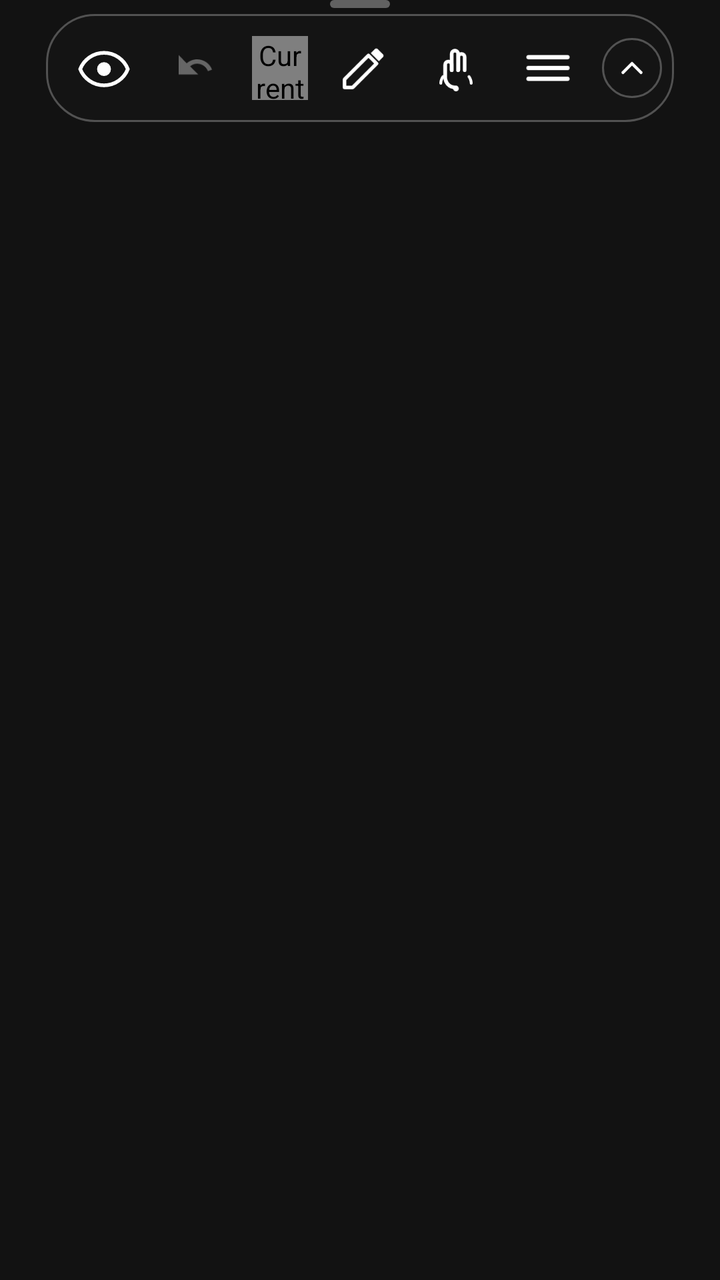
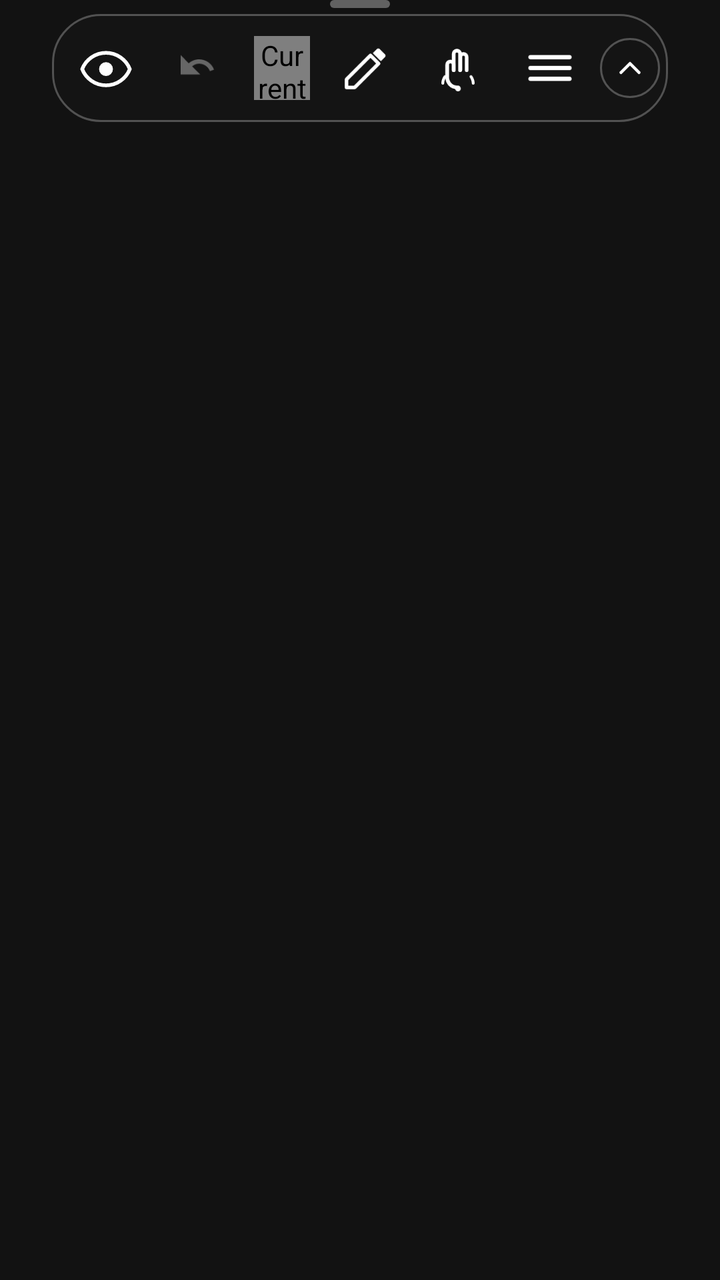

Two renders of the same Android screen: before a commit and after it. Below are the layout's source before the change and the commit's diff.
<!-- AndroidManifest.xml: application theme Theme.DrawAnywhere -->
<!-- res/layout/overlay_toolbar_horizontal.xml -->
<?xml version="1.0" encoding="utf-8"?>
<LinearLayout
    xmlns:android="http://schemas.android.com/apk/res/android"
    android:layout_width="wrap_content"
    android:layout_height="wrap_content"
    android:orientation="vertical"
    android:gravity="center_horizontal">

    
    <View
        android:layout_width="30dp"
        android:layout_height="4dp"
        android:background="@drawable/bg_grip_handle"
        android:layout_marginBottom="3dp" />

    <LinearLayout
        android:id="@+id/toolbar_content_row"
        android:layout_width="wrap_content"
        android:layout_height="wrap_content"
        android:orientation="horizontal"
        android:gravity="center_vertical"
        android:background="@drawable/bg_toolbar"
        android:paddingStart="6dp"
        android:paddingEnd="6dp"
        android:paddingTop="4dp"
        android:paddingBottom="4dp"
        android:elevation="8dp">

        <ImageView
            android:id="@+id/btn_hide"
            android:layout_width="46dp"
            android:layout_height="46dp"
            android:padding="10dp"
            android:src="@drawable/ic_eye"
            android:tint="@color/toolbar_icon_default"
            android:scaleType="fitCenter"
            android:background="@android:color/transparent"
            android:clickable="true"
            android:focusable="true"
            android:contentDescription="@string/cd_btn_hide" />

        <ImageView
            android:id="@+id/btn_undo"
            android:layout_width="46dp"
            android:layout_height="46dp"
            android:padding="10dp"
            android:src="@drawable/ic_undo"
            android:tint="@color/toolbar_icon_default"
            android:scaleType="fitCenter"
            android:background="@android:color/transparent"
            android:clickable="true"
            android:focusable="true"
            android:alpha="0.35"
            android:enabled="false"
            android:contentDescription="@string/cd_btn_undo" />

        <com.drawanywhere.app.ColorDropView
            android:id="@+id/view_color_dot"
            android:layout_width="28dp"
            android:layout_height="32dp"
            android:layout_marginStart="5dp"
            android:layout_marginEnd="5dp"
            android:clickable="true"
            android:focusable="true"
            android:contentDescription="@string/cd_color_dot" />

        <ImageView
            android:id="@+id/btn_tools"
            android:layout_width="46dp"
            android:layout_height="46dp"
            android:padding="10dp"
            android:src="@drawable/ic_pen"
            android:tint="@color/toolbar_icon_default"
            android:scaleType="fitCenter"
            android:background="@android:color/transparent"
            android:clickable="true"
            android:focusable="true"
            android:contentDescription="@string/cd_btn_tools" />

        <ImageView
            android:id="@+id/btn_finger"
            android:layout_width="46dp"
            android:layout_height="46dp"
            android:padding="10dp"
            android:src="@drawable/ic_finger"
            android:tint="@color/toolbar_icon_default"
            android:scaleType="fitCenter"
            android:background="@android:color/transparent"
            android:clickable="true"
            android:focusable="true"
            android:contentDescription="@string/cd_btn_finger" />

        <ImageView
            android:id="@+id/btn_settings"
            android:layout_width="46dp"
            android:layout_height="46dp"
            android:padding="10dp"
            android:src="@drawable/ic_settings"
            android:tint="@color/toolbar_icon_default"
            android:scaleType="fitCenter"
            android:background="@android:color/transparent"
            android:clickable="true"
            android:focusable="true"
            android:contentDescription="@string/cd_btn_settings" />

        
        <FrameLayout
            android:layout_width="30dp"
            android:layout_height="30dp"
            android:layout_marginStart="4dp"
            android:background="@drawable/bg_collapse_pill">
            <ImageView
                android:id="@+id/btn_collapse_arrow"
                android:layout_width="match_parent"
                android:layout_height="match_parent"
                android:padding="6dp"
                android:src="@drawable/ic_chevron_up"
                android:tint="@color/toolbar_icon_default"
                android:scaleType="fitCenter"
                android:clickable="true"
                android:focusable="true"
                android:contentDescription="@string/cd_btn_collapse" />
        </FrameLayout>

    </LinearLayout>

</LinearLayout>
<!-- resources referenced by this layout -->
<resources>
  <color name="toolbar_icon_default">#FFFFFFFF</color>
  <!-- drawable bg_collapse_pill (drawable) -->
  <?xml version="1.0" encoding="utf-8"?>
  <shape xmlns:android="http://schemas.android.com/apk/res/android"
      android:shape="oval">
      <solid android:color="@color/toolbar_bg" />
      <stroke
          android:width="1dp"
          android:color="@color/toolbar_divider" />
  </shape>
  <!-- drawable bg_grip_handle (drawable) -->
  <?xml version="1.0" encoding="utf-8"?>
  <shape xmlns:android="http://schemas.android.com/apk/res/android"
      android:shape="rectangle">
      <solid android:color="#55FFFFFF" />
      <corners android:radius="3dp" />
  </shape>
  <!-- drawable bg_toolbar (drawable) -->
  <?xml version="1.0" encoding="utf-8"?>
  <shape xmlns:android="http://schemas.android.com/apk/res/android"
      android:shape="rectangle">
  
      <solid android:color="@color/toolbar_bg" />
  
      <corners android:radius="24dp" />
  
      <stroke
          android:width="1dp"
          android:color="@color/toolbar_divider" />
  
  </shape>
  <!-- drawable ic_chevron_up (drawable) -->
  <?xml version="1.0" encoding="utf-8"?>
  <vector xmlns:android="http://schemas.android.com/apk/res/android"
      android:width="24dp" android:height="24dp"
      android:viewportWidth="24" android:viewportHeight="24">
      <path
          android:pathData="M6,15L12,9L18,15"
          android:fillColor="#00000000"
          android:strokeColor="#FFFFFFFF"
          android:strokeWidth="2"
          android:strokeLineCap="round"
          android:strokeLineJoin="round" />
  </vector>
  <!-- drawable ic_pen (drawable) -->
  <?xml version="1.0" encoding="utf-8"?>
  <vector xmlns:android="http://schemas.android.com/apk/res/android"
      android:width="24dp"
      android:height="24dp"
      android:viewportWidth="24"
      android:viewportHeight="24">
  
      
      <path
          android:pathData="M3,17.25V21H6.75L17.81,9.94L14.06,6.19L3,17.25Z"
          android:fillColor="#00000000"
          android:strokeColor="#FFFFFFFF"
          android:strokeWidth="1.6"
          android:strokeLineCap="round"
          android:strokeLineJoin="round" />
  
      
      <path
          android:pathData="M20.71,7.04C21.1,6.65 21.1,6.02 20.71,5.63L18.37,3.29C17.98,2.9 17.35,2.9 16.96,3.29L15.13,5.12L18.88,8.87L20.71,7.04Z"
          android:fillColor="#FFFFFFFF" />
  
  </vector>
  <!-- drawable ic_undo (drawable) -->
  <?xml version="1.0" encoding="utf-8"?>
  <vector xmlns:android="http://schemas.android.com/apk/res/android"
      android:width="24dp"
      android:height="24dp"
      android:viewportWidth="24"
      android:viewportHeight="24">
  
      <path
          android:pathData="M12.5,8C10.65,8 8.99,8.7 7.7,9.83L4,6V15H13L9.27,11.27C10.16,10.49 11.28,10 12.5,10C14.77,10 16.72,11.44 17.5,13.45L19.41,12.74C18.29,9.87 15.61,8 12.5,8Z"
          android:fillColor="#FFFFFFFF" />
  
  </vector>
  <string name="cd_btn_collapse">Collapse or expand toolbar</string>
  <string name="cd_btn_finger">Toggle touch pass-through</string>
  <string name="cd_btn_hide">Hide or show canvas</string>
  <string name="cd_btn_settings">Open settings</string>
  <string name="cd_btn_tools">Select drawing tool</string>
  <string name="cd_btn_undo">Undo last stroke</string>
  <string name="cd_color_dot">Current drawing color</string>
  <color name="toolbar_bg">#E8141414</color>
  <color name="toolbar_divider">#44FFFFFF</color>
  <color name="colorPrimary">#FFB73A3A</color>
  <color name="colorPrimaryVariant">#FF8B0000</color>
  <color name="colorOnPrimary">#FFFFFFFF</color>
  <color name="colorSecondary">#FF444444</color>
  <color name="colorOnSecondary">#FFFFFFFF</color>
  <color name="colorError">#FFCF6679</color>
  <color name="colorOnError">#FF000000</color>
  <color name="colorSurface">#FF1C1C1C</color>
  <color name="colorOnSurface">#FFFFFFFF</color>
  <color name="colorBackground">#FF121212</color>
  <!-- unchanged entries left out for length: 4 -->
</resources>

<!-- the commit's change to res/layout/overlay_toolbar_horizontal.xml (unified diff, before → after) -->
@@ -6,7 +6,6 @@
     android:orientation="vertical"
     android:gravity="center_horizontal">
 
-    
     <View
         android:layout_width="30dp"
         android:layout_height="4dp"
@@ -20,12 +19,13 @@
         android:orientation="horizontal"
         android:gravity="center_vertical"
         android:background="@drawable/bg_toolbar"
-        android:paddingStart="6dp"
-        android:paddingEnd="6dp"
+        android:paddingStart="4dp"
+        android:paddingEnd="4dp"
         android:paddingTop="4dp"
         android:paddingBottom="4dp"
         android:elevation="8dp">
 
+        
         <ImageView
             android:id="@+id/btn_hide"
             android:layout_width="46dp"
@@ -39,75 +39,95 @@
             android:focusable="true"
             android:contentDescription="@string/cd_btn_hide" />
 
-        <ImageView
-            android:id="@+id/btn_undo"
-            android:layout_width="46dp"
-            android:layout_height="46dp"
-            android:padding="10dp"
-            android:src="@drawable/ic_undo"
-            android:tint="@color/toolbar_icon_default"
-            android:scaleType="fitCenter"
-            android:background="@android:color/transparent"
-            android:clickable="true"
-            android:focusable="true"
-            android:alpha="0.35"
-            android:enabled="false"
-            android:contentDescription="@string/cd_btn_undo" />
+        
+        <HorizontalScrollView
+            android:id="@+id/toolbar_scroll_container"
+            android:layout_width="wrap_content"
+            android:layout_height="wrap_content"
+            android:scrollbars="none"
+            android:overScrollMode="never"
+            android:requiresFadingEdge="horizontal"
+            android:fadingEdgeLength="@dimen/toolbar_fading_edge_length">
 
-        <com.drawanywhere.app.ColorDropView
-            android:id="@+id/view_color_dot"
-            android:layout_width="28dp"
-            android:layout_height="32dp"
-            android:layout_marginStart="5dp"
-            android:layout_marginEnd="5dp"
-            android:clickable="true"
-            android:focusable="true"
-            android:contentDescription="@string/cd_color_dot" />
+            <LinearLayout
+                android:id="@+id/toolbar_scroll_inner"
+                android:layout_width="wrap_content"
+                android:layout_height="wrap_content"
+                android:orientation="horizontal"
+                android:gravity="center_vertical">
 
-        <ImageView
-            android:id="@+id/btn_tools"
-            android:layout_width="46dp"
-            android:layout_height="46dp"
-            android:padding="10dp"
-            android:src="@drawable/ic_pen"
-            android:tint="@color/toolbar_icon_default"
-            android:scaleType="fitCenter"
-            android:background="@android:color/transparent"
-            android:clickable="true"
-            android:focusable="true"
-            android:contentDescription="@string/cd_btn_tools" />
+                <ImageView
+                    android:id="@+id/btn_undo"
+                    android:layout_width="46dp"
+                    android:layout_height="46dp"
+                    android:padding="10dp"
+                    android:src="@drawable/ic_undo"
+                    android:tint="@color/toolbar_icon_default"
+                    android:scaleType="fitCenter"
+                    android:background="@android:color/transparent"
+                    android:clickable="true"
+                    android:focusable="true"
+                    android:alpha="0.35"
+                    android:enabled="false"
+                    android:contentDescription="@string/cd_btn_undo" />
 
-        <ImageView
-            android:id="@+id/btn_finger"
-            android:layout_width="46dp"
-            android:layout_height="46dp"
-            android:padding="10dp"
-            android:src="@drawable/ic_finger"
-            android:tint="@color/toolbar_icon_default"
-            android:scaleType="fitCenter"
-            android:background="@android:color/transparent"
-            android:clickable="true"
-            android:focusable="true"
-            android:contentDescription="@string/cd_btn_finger" />
+                <com.drawanywhere.app.ColorDropView
+                    android:id="@+id/view_color_dot"
+                    android:layout_width="28dp"
+                    android:layout_height="32dp"
+                    android:layout_marginStart="5dp"
+                    android:layout_marginEnd="5dp"
+                    android:clickable="true"
+                    android:focusable="true"
+                    android:contentDescription="@string/cd_color_dot" />
 
-        <ImageView
-            android:id="@+id/btn_settings"
-            android:layout_width="46dp"
-            android:layout_height="46dp"
-            android:padding="10dp"
-            android:src="@drawable/ic_settings"
-            android:tint="@color/toolbar_icon_default"
-            android:scaleType="fitCenter"
-            android:background="@android:color/transparent"
-            android:clickable="true"
-            android:focusable="true"
-            android:contentDescription="@string/cd_btn_settings" />
+                <ImageView
+                    android:id="@+id/btn_tools"
+                    android:layout_width="46dp"
+                    android:layout_height="46dp"
+                    android:padding="10dp"
+                    android:src="@drawable/ic_pen"
+                    android:tint="@color/toolbar_icon_default"
+                    android:scaleType="fitCenter"
+                    android:background="@android:color/transparent"
+                    android:clickable="true"
+                    android:focusable="true"
+                    android:contentDescription="@string/cd_btn_tools" />
+
+                <ImageView
+                    android:id="@+id/btn_finger"
+                    android:layout_width="46dp"
+                    android:layout_height="46dp"
+                    android:padding="10dp"
+                    android:src="@drawable/ic_finger"
+                    android:tint="@color/toolbar_icon_default"
+                    android:scaleType="fitCenter"
+                    android:background="@android:color/transparent"
+                    android:clickable="true"
+                    android:focusable="true"
+                    android:contentDescription="@string/cd_btn_finger" />
+
+                <ImageView
+                    android:id="@+id/btn_settings"
+                    android:layout_width="46dp"
+                    android:layout_height="46dp"
+                    android:padding="10dp"
+                    android:src="@drawable/ic_settings"
+                    android:tint="@color/toolbar_icon_default"
+                    android:scaleType="fitCenter"
+                    android:background="@android:color/transparent"
+                    android:clickable="true"
+                    android:focusable="true"
+                    android:contentDescription="@string/cd_btn_settings" />
+
+            </LinearLayout>
+        </HorizontalScrollView>
 
         
         <FrameLayout
             android:layout_width="30dp"
             android:layout_height="30dp"
-            android:layout_marginStart="4dp"
+            android:layout_marginStart="2dp"
             android:background="@drawable/bg_collapse_pill">
             <ImageView
                 android:id="@+id/btn_collapse_arrow"
<!-- resource entries referenced after the edit -->
@@ -1,6 +1,7 @@
 <!-- resources referenced by this layout -->
 <resources>
   <color name="toolbar_icon_default">#FFFFFFFF</color>
+  <dimen name="toolbar_fading_edge_length">18dp</dimen>
   <!-- drawable bg_collapse_pill (drawable) -->
   <?xml version="1.0" encoding="utf-8"?>
   <shape xmlns:android="http://schemas.android.com/apk/res/android"
